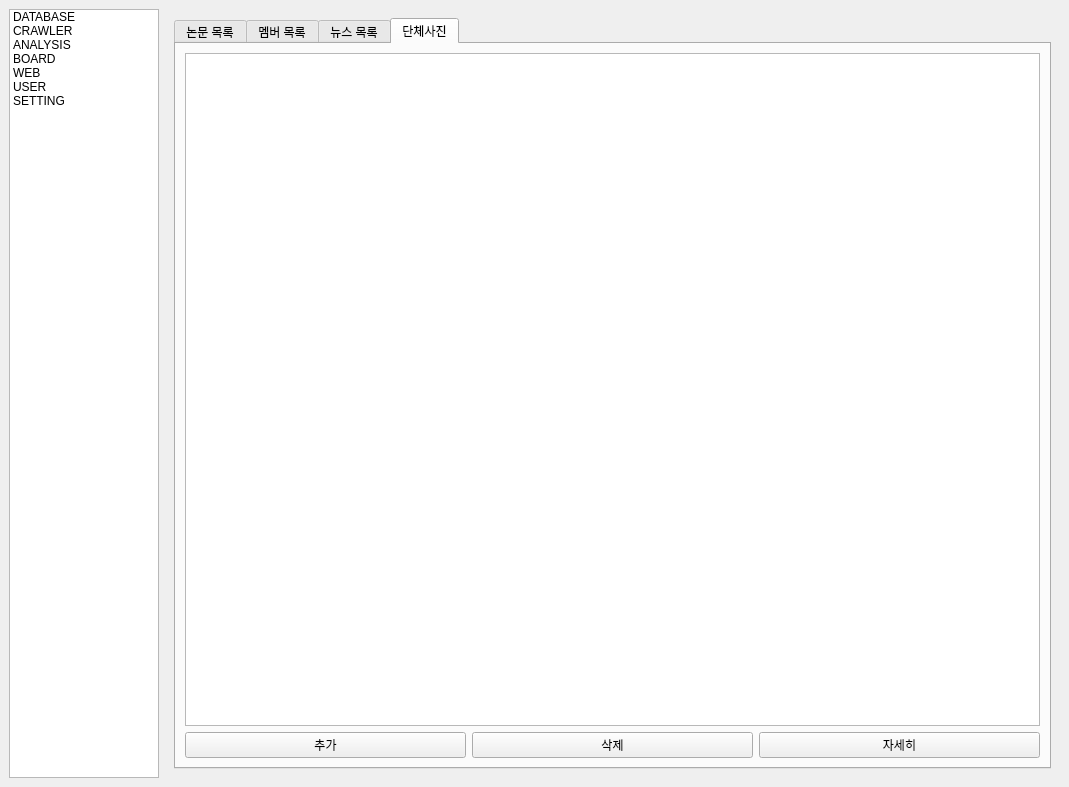
yojun313/knpu, file manager/app/assets/gui.ui: the form before one commit.
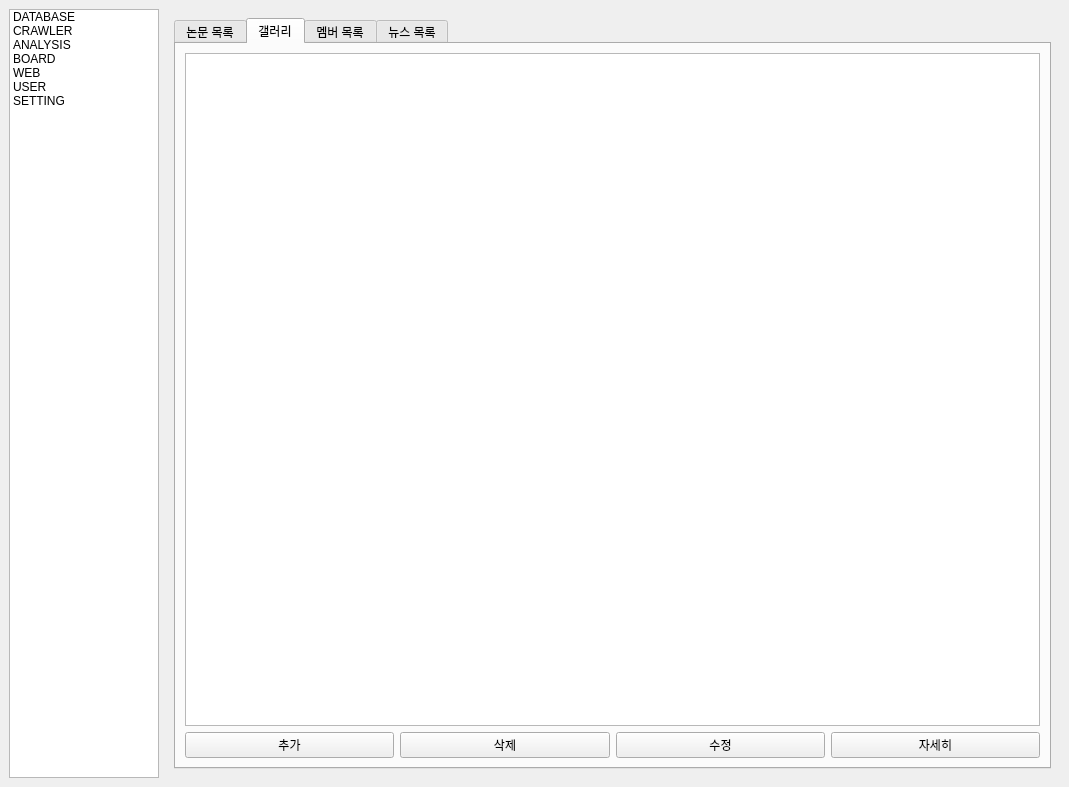
The form after the commit. The open tabs and pages were chosen to show the change.

Commit message: Refactor group photo management: update UI components, add image preview functionality, and implement edit feature for group photos.

Diff of the .ui file:
```diff
--- a/manager/app/assets/gui.ui
+++ b/manager/app/assets/gui.ui
@@ -434,6 +434,48 @@
             </item>
            </layout>
           </widget>
+          <widget class="QWidget" name="tab_groupphotos">
+           <attribute name="title">
+            <string>갤러리</string>
+           </attribute>
+           <layout class="QVBoxLayout" name="verticalLayout_tab_1">
+            <item>
+             <widget class="QTableWidget" name="web_groupphotos_tableWidget"/>
+            </item>
+            <item>
+             <layout class="QHBoxLayout" name="horizontalLayout_5">
+              <item>
+               <widget class="QPushButton" name="web_addgroupphoto_button">
+                <property name="text">
+                 <string>추가</string>
+                </property>
+               </widget>
+              </item>
+              <item>
+               <widget class="QPushButton" name="web_deletegroupphoto_button">
+                <property name="text">
+                 <string>삭제</string>
+                </property>
+               </widget>
+              </item>
+              <item>
+               <widget class="QPushButton" name="web_editgroupphoto_button">
+                <property name="text">
+                 <string>수정</string>
+                </property>
+               </widget>
+              </item>
+              <item>
+               <widget class="QPushButton" name="web_viewgroupphoto_button">
+                <property name="text">
+                 <string>자세히</string>
+                </property>
+               </widget>
+              </item>
+             </layout>
+            </item>
+           </layout>
+          </widget>
           <widget class="QWidget" name="tab_members">
            <attribute name="title">
             <string>멤버 목록</string>
@@ -518,41 +560,6 @@
             </item>
            </layout>
           </widget>
-          <widget class="QWidget" name="tab_groupphotos">
-           <attribute name="title">
-            <string>단체사진</string>
-           </attribute>
-           <layout class="QVBoxLayout" name="verticalLayout_tab_1">
-            <item>
-             <widget class="QTableWidget" name="web_groupphotos_tableWidget"/>
-            </item>
-            <item>
-             <layout class="QHBoxLayout" name="horizontalLayout_5">
-              <item>
-               <widget class="QPushButton" name="web_addgroupphoto_button">
-                <property name="text">
-                 <string>추가</string>
-                </property>
-               </widget>
-              </item>
-              <item>
-               <widget class="QPushButton" name="web_deletegroupphoto_button">
-                <property name="text">
-                 <string>삭제</string>
-                </property>
-               </widget>
-              </item>
-              <item>
-               <widget class="QPushButton" name="web_viewgroupphoto_button">
-                <property name="text">
-                 <string>자세히</string>
-                </property>
-               </widget>
-              </item>
-             </layout>
-            </item>
-           </layout>
-          </widget>
          </widget>
         </item>
        </layout>
```
The commit also changes 3 other files.
